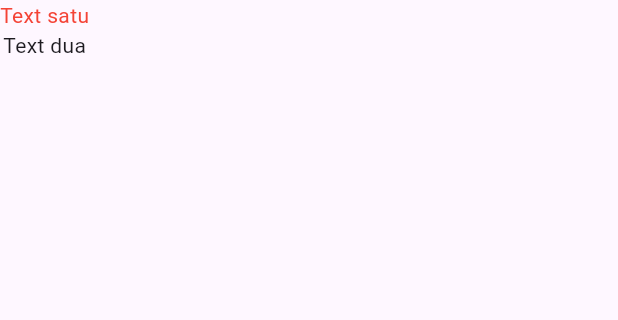
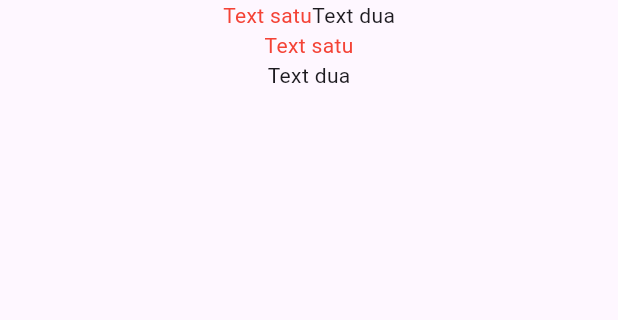
Before and after one commit to Nanahandresaputra/flutter_learn, a Flutter app: the screen it shows after launch, on a phone screen of 412 x 824 dp, the part 84-404 px from its top. Run offline on Flutter 3.47's test engine with Material 3 defaults, Android fonts, the phone set to English and light mode, and no system bars.

Commit message:
next colrow

```diff
--- a/Z_note/RowColumn.txt
+++ b/Z_note/RowColumn.txt
@@ -2,4 +2,4 @@ Column => seperti flex column
 Row => seperti flex row
 
 property pada widget Column dan Row =>
-        mainAxisAligment
+        mainAxisAligment => pada Column mengatur aligment secara vertical (seperti items-center pada css) dan pada pada Row mengatur aligment secara horizontal (seperti justify-content pada css)
--- a/analysis_options.yaml
+++ b/analysis_options.yaml
@@ -21,8 +21,14 @@ linter:
   # `// ignore_for_file: name_of_lint` syntax on the line or in the file
   # producing the lint.
   rules:
+     use_key_in_widget_constructors
     # avoid_print: false  # Uncomment to disable the `avoid_print` rule
     # prefer_single_quotes: true  # Uncomment to enable the `prefer_single_quotes` rule
 
 # Additional information about this file can be found at
 # https://dart.dev/guides/language/analysis-options
+
+
+# linter:
+#   rules:
+#     - use_key_in_widget_constructors
--- a/lib/row_column_widget.dart
+++ b/lib/row_column_widget.dart
@@ -15,11 +15,26 @@ class RowColumnWidgetLearn extends StatelessWidget {
       ),
       body: Column(
         children: <Widget>[
-          Text(
-            'Text satu',
-            style: TextStyle(color: Colors.red),
+          Row(
+            mainAxisAlignment: MainAxisAlignment.center,
+            children: <Widget>[
+              Text(
+                'Text satu',
+                style: TextStyle(color: Colors.red),
+              ),
+              Text('Text dua')
+            ],
           ),
-          Text('Text dua')
+          Column(
+            mainAxisAlignment: MainAxisAlignment.center,
+            children: <Widget>[
+              Text(
+                'Text satu',
+                style: TextStyle(color: Colors.red),
+              ),
+              Text('Text dua')
+            ],
+          )
         ],
       ),
     ));
--- a/lib/text_widget.dart
+++ b/lib/text_widget.dart
@@ -15,7 +15,7 @@ class TextWidgetLearn extends StatelessWidget {
             color: Color.fromARGB(255, 191, 112, 255),
             width: 300,
             height: 200,
-            child: Text(
+            child: const Text(
               'Ini Aplikasi flutter pertama saya',
               // maxLines: 2,
               // overflow: TextOverflow.ellipsis,
```
